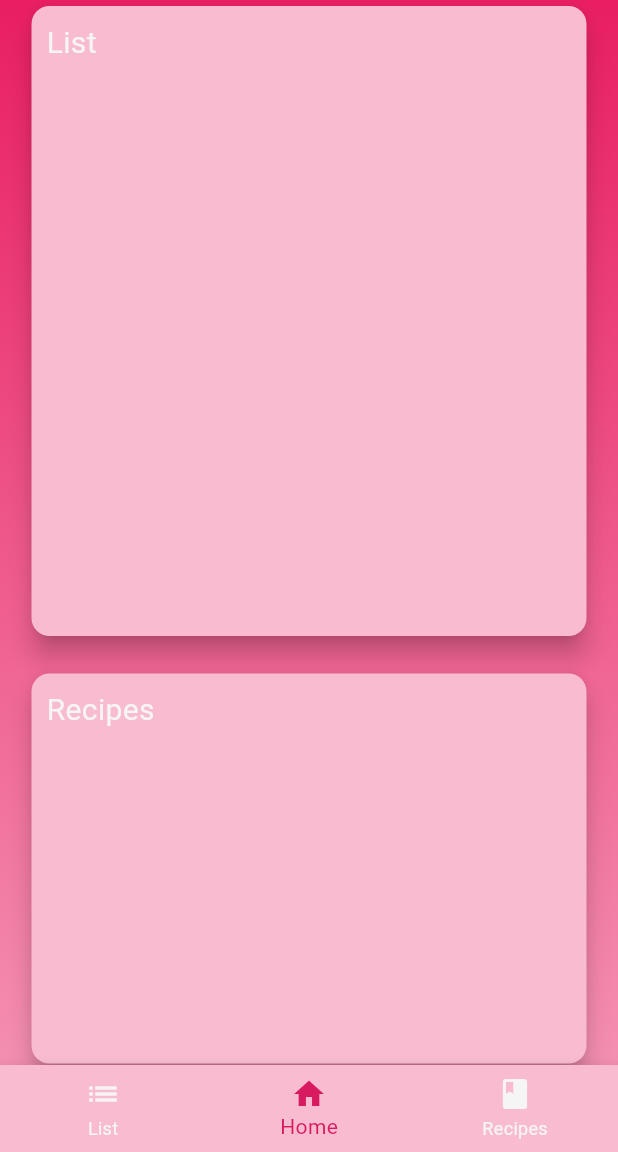
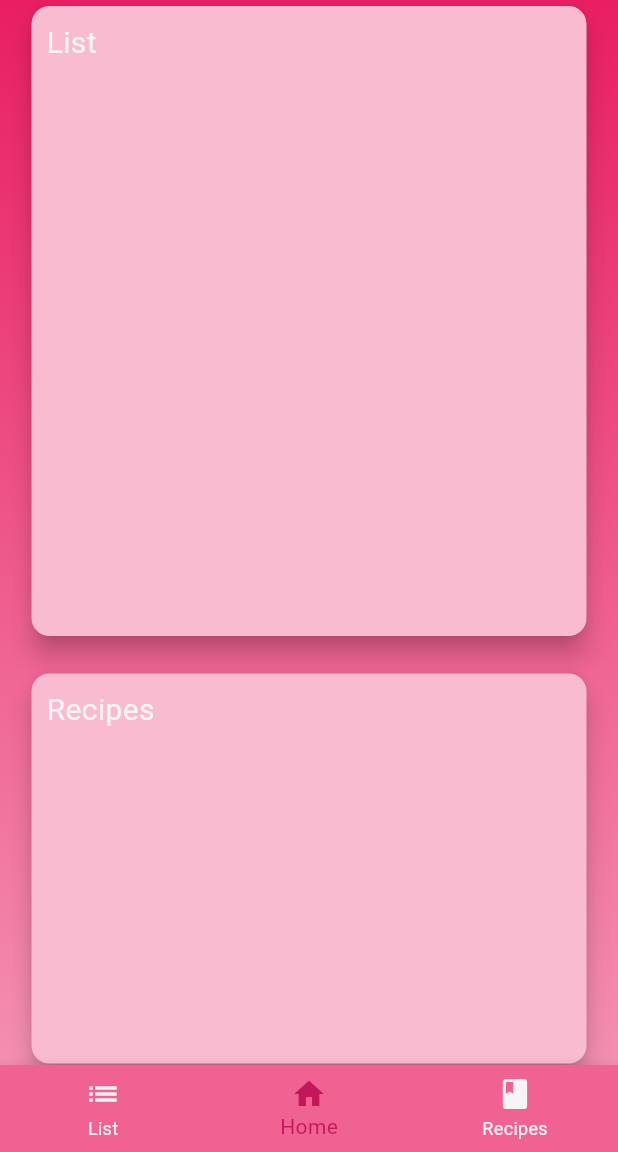
Before and after one commit to Haimenar/grocery_list_helper, a Flutter app: the screen it shows after launch, on a phone screen of 412 x 824 dp, the part 84-1236 px from its top. Run offline on Flutter 3.47's test engine with Material 3 defaults, Android fonts, the phone set to English and light mode, and no system bars.

Commit message:
Reconfigured files

```diff
--- a/lib/grocery_data.dart
+++ b/lib/services/grocery_data.dart
@@ -1,6 +1,6 @@
 import 'package:flutter/material.dart';
-import 'models/grocery_item.dart';
-import 'models/store.dart';
+import '../models/grocery_item.dart';
+import '../models/store.dart';
 
 class GroceryData with ChangeNotifier {
   List<GroceryItem> _groceryItems = [];
@@ -26,6 +26,6 @@ class GroceryData with ChangeNotifier {
 
   void toggleChecked(int index) {
     _groceryItems[index].isChecked = !_groceryItems[index].isChecked;
-    notifyListeners(); // Notify listeners of the change
+    notifyListeners();
   }
 }
--- a/lib/recipe_data.dart
+++ b/lib/services/recipe_data.dart
@@ -1,5 +1,5 @@
 import 'package:flutter/material.dart';
-import 'models/recipe.dart';
+import '../models/recipe.dart';
 
 class RecipeData with ChangeNotifier {
   List<Recipe> _recipeItems = [];
--- a/lib/main.dart
+++ b/lib/views/main.dart
@@ -1,11 +1,11 @@
 import 'package:flutter/material.dart';
 import 'package:provider/provider.dart';
 import 'grocery_list_screen.dart';
-import 'models/recipe.dart';
-import 'models/grocery_item.dart';
+import '../models/recipe.dart';
+import '../models/grocery_item.dart';
 import 'recipe_list_screen.dart';
-import 'grocery_data.dart';
-import 'recipe_data.dart';
+import '../services/grocery_data.dart';
+import '../services/recipe_data.dart';
 
 void main() {
   runApp(
@@ -57,8 +57,8 @@ class _GroceryHelperMainState extends State<GroceryHelperMain> {
         bottomNavigationBar: BottomNavigationBar(
           currentIndex: _currentIndex,
           onTap: (index) => setState(() => _currentIndex = index),
-          backgroundColor: Colors.pink[100],
-          selectedItemColor: Colors.pink[600],
+          backgroundColor: Colors.pink[300],
+          selectedItemColor: Colors.pink[700],
           unselectedItemColor: Colors.grey[100],
           items: const [
             BottomNavigationBarItem(
--- a/lib/recipe_list_screen.dart
+++ b/lib/views/recipe_list_screen.dart
@@ -1,7 +1,7 @@
 import 'package:flutter/material.dart';
 import 'package:provider/provider.dart';
-import 'models/recipe.dart';
-import 'recipe_data.dart';
+import '../models/recipe.dart';
+import '../services/recipe_data.dart';
 
 class RecipeListScreen extends StatefulWidget {
   RecipeListScreen({super.key});
```
Also changed, not shown: lib/views/grocery_list_screen.dart (renamed from lib/grocery_list_screen.dart, +7 -10 lines).
